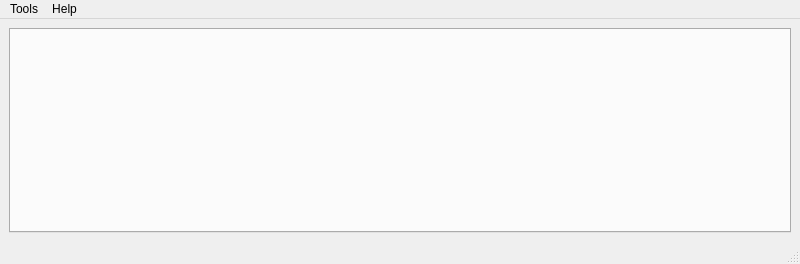
Old version of the form mt32emu_qt/src/MainWindow.ui in the repository Stino/munt.
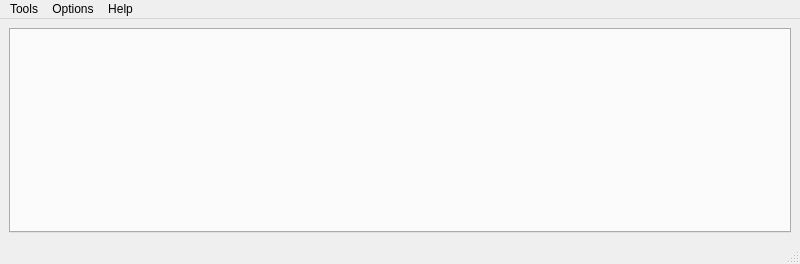
New version of the form. Icons and pictures are not drawn.

Commit message: - Main menu rework. New options "showLCDBalloons" and "showConnectionBalloons" added. - Added support for Win32 high-resolution timer. Synth is now close to sample-accurate on Windows. - ALSA MIDI driver now shows client and server addresses. - Added multisession support for OSS MIDI driver. - Thread-related cleanup seems completed. - Bugfixes & code cleanup.

Patch:
```diff
--- a/mt32emu_qt/src/MainWindow.ui
+++ b/mt32emu_qt/src/MainWindow.ui
@@ -49,10 +49,19 @@
     </property>
     <addaction name="actionTest_MIDI_Driver"/>
     <addaction name="actionPlay_MIDI_file"/>
+   </widget>
+   <widget class="QMenu" name="menuOptions">
+    <property name="title">
+     <string>Options</string>
+    </property>
+    <addaction name="actionStart_iconized"/>
+    <addaction name="actionShow_LCD_balloons"/>
+    <addaction name="actionShow_connection_balloons"/>
     <addaction name="separator"/>
     <addaction name="actionOptions"/>
    </widget>
    <addaction name="menuMIDI"/>
+   <addaction name="menuOptions"/>
    <addaction name="menuMunt_mt32emu_qt"/>
   </widget>
   <widget class="QStatusBar" name="statusbar"/>
```
Left out of the diff: 40 changed lines with no effect on the pictures. The commit also changes 17 other files.
